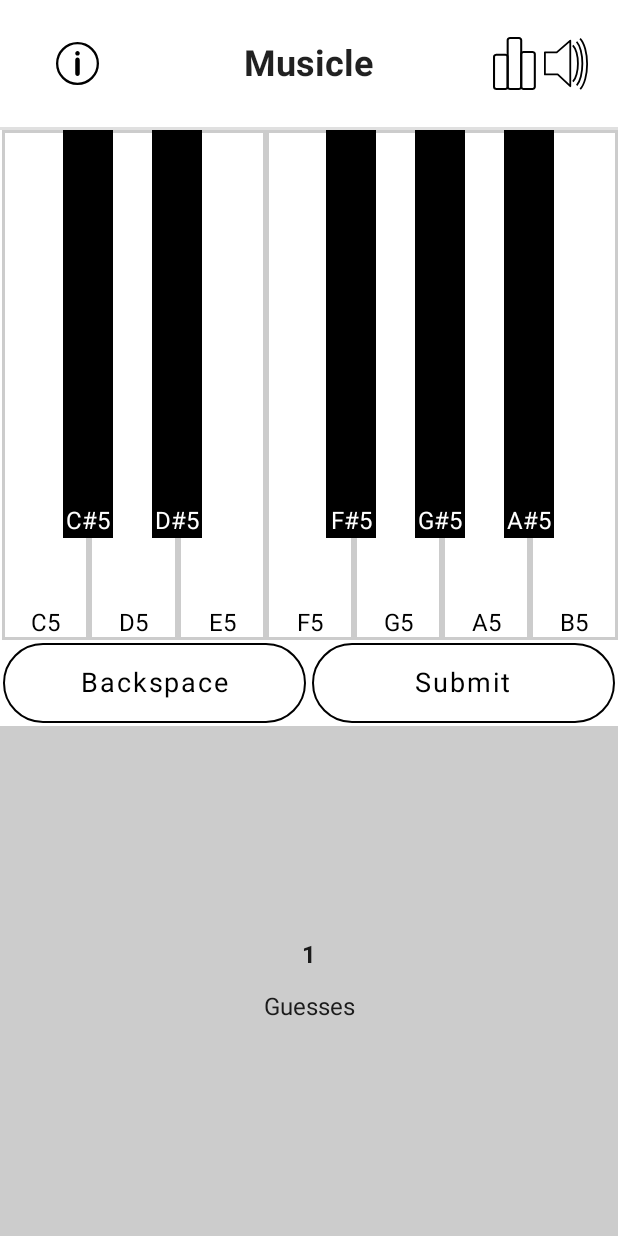
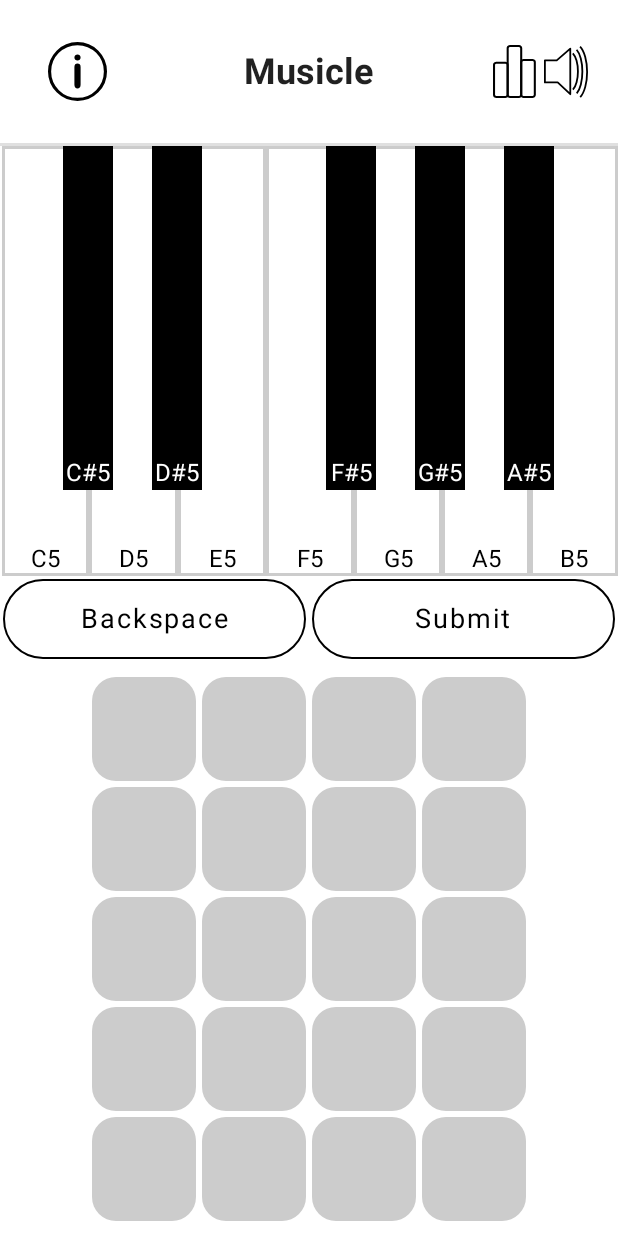
Before and after one commit to runtingt/musicle_app, an Android app built with Jetpack Compose: the screen it shows after launch (MainActivity), on a phone screen of 412 x 824 dp. Run offline under Robolectric (Android 15) with nearby library versions, the phone set to English and light mode, and no system bars.

Commit message:
Add guesses grid, make keyboard clickable and display guess in grid.

```diff
--- a/app/src/main/java/com/trunting/musicle/MainActivity.kt
+++ b/app/src/main/java/com/trunting/musicle/MainActivity.kt
@@ -7,6 +7,8 @@ import androidx.compose.foundation.BorderStroke
 import androidx.compose.foundation.Image
 import androidx.compose.foundation.background
 import androidx.compose.foundation.border
+import androidx.compose.foundation.clickable
+import androidx.compose.foundation.focusable
 import androidx.compose.foundation.layout.*
 import androidx.compose.foundation.shape.RoundedCornerShape
 import androidx.compose.material.*
@@ -45,6 +47,7 @@ class MainActivity : ComponentActivity() {
 @Composable
 fun MusicleHome() {
     // Overall container
+    var lastClickedName: String? by remember { mutableStateOf(null) }
     Column(Modifier.fillMaxWidth()) {
         // Header row
         Row(Modifier.weight(.5f)) {
@@ -113,8 +116,8 @@ fun MusicleHome() {
             thickness = 2.dp
         )
         // Keyboard
-        Row(Modifier.weight(2f)) {
-            PianoOctave(showNoteNames = true, octave = 5)
+        Row(Modifier.weight(1.5f)) {
+            PianoOctave(showNoteNames = true, octave = 5, lastClicked = { lastClickedName = it })
         }
         // Buttons
         Row {
@@ -166,24 +169,57 @@ fun MusicleHome() {
             }
         }
         // Guesses
-        Row(Modifier.weight(2f)) {
-            ComposableInfoCard(
-                title = "1",
-                description = "Guesses",
-                backgroundColor = Color.LightGray,
-                modifier = Modifier.weight(1f)
-            )
+        Row(
+            modifier = Modifier
+                .weight(2f)
+                .padding(8.dp),
+            verticalAlignment = Alignment.CenterVertically,
+            horizontalArrangement = Arrangement.Center
+        ){
+            // Container for guesses
+            Box(
+                modifier = Modifier.fillMaxSize(),
+                contentAlignment = Alignment.Center
+            ) {
+                val numRows = 5
+                val numCols = 4
+                // Build grid
+                Row {
+                    for (i in 0 until numCols) {
+                        Column {
+                            for (j in 0 until numRows) {
+                                Box(
+                                    modifier = Modifier
+                                        .weight(1f)
+                                        .padding(2.dp)
+                                        .aspectRatio(1f)
+                                        .background(Color.LightGray, RoundedCornerShape(16.dp)),
+                                    contentAlignment = Alignment.Center
+                                ) {
+                                    lastClickedName?.let {
+                                        Text(
+                                            text = it,
+                                            textAlign = TextAlign.Justify
+                                        )
+                                    }
+                                }
+                            }
+                        }
+                    }
+                }
+            }
         }
     }
 }
-
 
 // Composable for a piano octave
 @Composable
 fun PianoOctave(
     showNoteNames: Boolean = false,
-    octave: Int? = 0
+    octave: Int? = 0,
+    lastClicked: (String) -> Unit,
 ) {
+    var noteName: String
     Box {
         // Seven white keys
         var whiteKeyWidth by remember { mutableStateOf(0.dp)}
@@ -191,6 +227,7 @@ fun PianoOctave(
         val localDensity = LocalDensity.current
         Row {
             repeat(7) { index ->
+                noteName = formatNoteName(index, octave, true)
                 Box(
                     modifier = Modifier
                         .padding(
@@ -204,6 +241,9 @@ fun PianoOctave(
                             whiteKeyWidth = with(localDensity) { size.width.toDp() }
                             whiteKeyHeight = with(localDensity) { size.height.toDp() }
                         }
+                        .clickable { lastClicked(formatNoteName(index, octave, true)) }
+                        .focusable(false)
+
                 ) {
                     // Use a second box so that the border doesn't cause jitter
                     Box(
@@ -225,7 +265,7 @@ fun PianoOctave(
                             // Print names
                             if (showNoteNames) {
                                 Text(
-                                    text = formatNoteName(index, octave, true),
+                                    text = noteName,
                                     color = Color.Black,
                                     modifier = Modifier.padding(bottom = 2.dp)
                                 )
@@ -247,12 +287,15 @@ fun PianoOctave(
                 (whiteKeyWidth - blackKeyWidth) * 1.00F + 1.00F.dp
             )
             repeat(5) { index ->
+                noteName = formatNoteName(index, octave, false)
                 Spacer(modifier = Modifier.width(accidentalPaddings[index]))
                 Box(
                     modifier = Modifier
                         .width(blackKeyWidth)
                         .height(blackKeyHeight)
                         .background(color = Color.Black)
+                        .clickable { lastClicked(formatNoteName(index, octave, false)) }
+                        .focusable(false)
                 ) {
                     // Wrap note names in a column to align to bottom of keys
                     Column(
@@ -263,7 +306,7 @@ fun PianoOctave(
                         // Print names
                         if (showNoteNames) {
                             Text(
-                                text = formatNoteName(index, octave, false),
+                                text = noteName,
                                 color = Color.White,
                                 modifier = Modifier.padding(bottom = 2.dp)
                             )
@@ -289,33 +332,6 @@ fun formatNoteName(
     return labels[noteIndex] + octave.toString()
 }
 
-@Composable
-private fun ComposableInfoCard(
-    title: String,
-    description: String,
-    backgroundColor: Color,
-    modifier: Modifier = Modifier
-) {
-    Column(
-        modifier = modifier
-            .fillMaxSize()
-            .background(color = backgroundColor)
-            .padding(16.dp),
-        horizontalAlignment = Alignment.CenterHorizontally,
-        verticalArrangement = Arrangement.Center
-    ) {
-        Text(
-            text = title,
-            fontWeight = FontWeight.Bold,
-            modifier = Modifier.padding(bottom = 16.dp)
-        )
-        Text(
-            text = description,
-            textAlign = TextAlign.Justify
-        )
-    }
-}
-
 @Preview(showBackground = true)
 @Composable
 fun DefaultPreview() {
```
